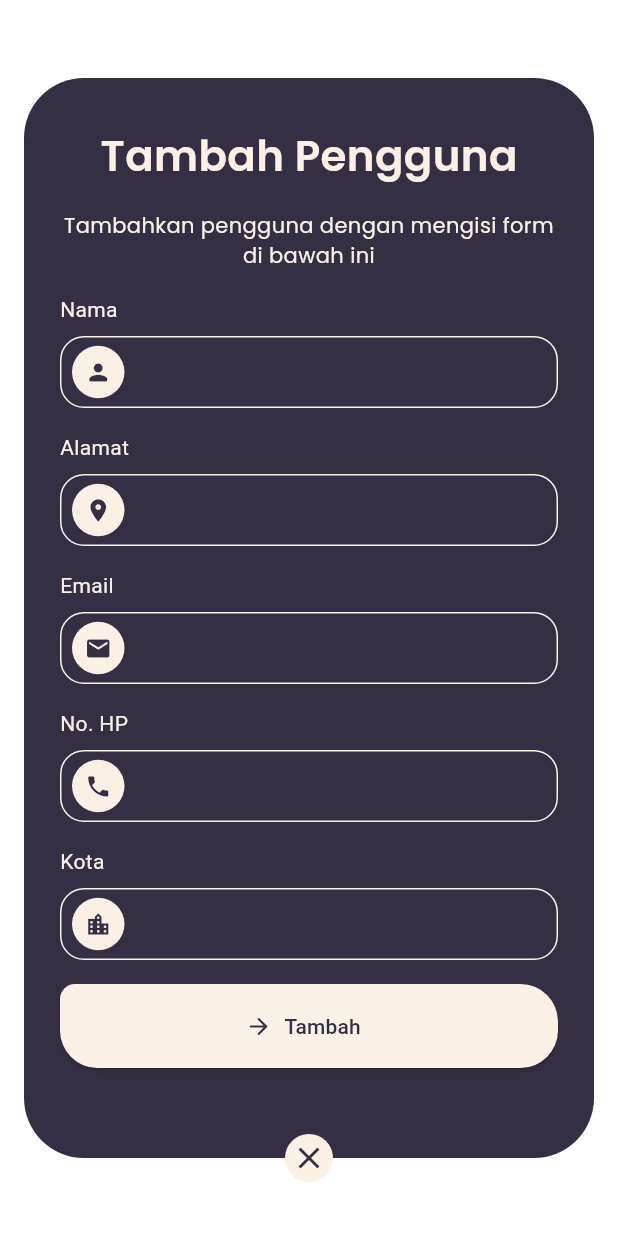
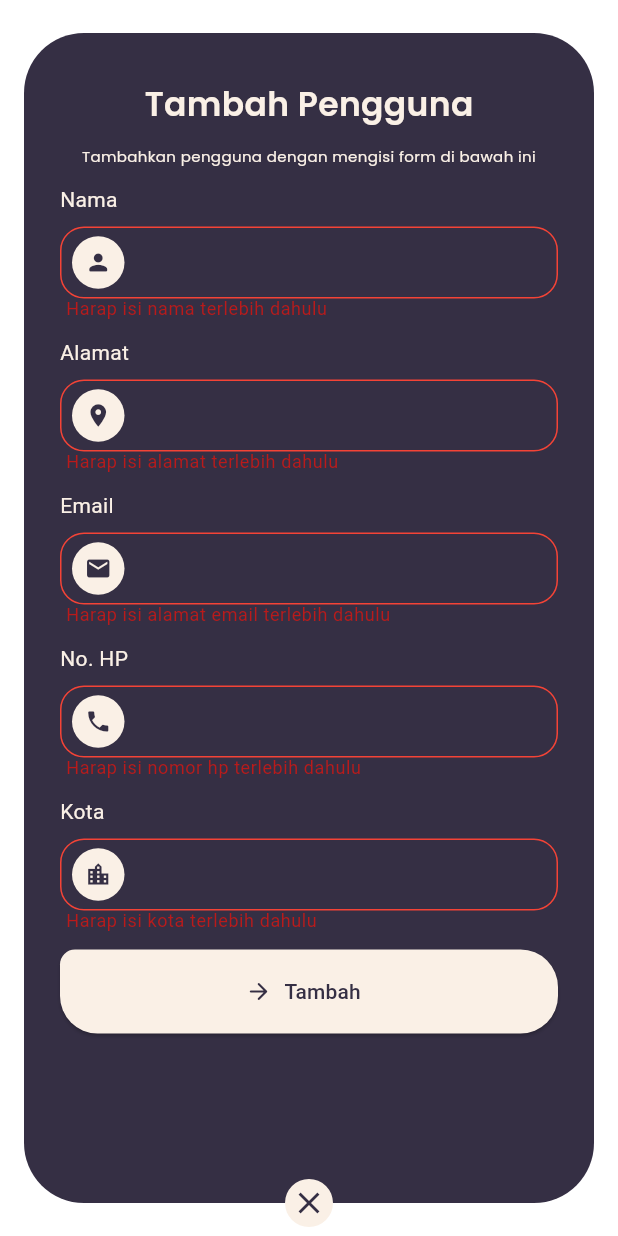
Before and after one commit to andiilhamsyahidris/users_app, a Flutter app: the AddUserModal screen opened directly, after a tap on "Tambah", on a phone screen of 412 x 824 dp. Run offline on Flutter 3.47's test engine with Material 2 defaults, Android fonts, the phone set to English and light mode, and no system bars; our stand-ins replace bloc, cached_network_image, dartz, equatable, expandable, flutter_bloc and 5 more; network calls fail.

Commit message:
feat: implement create user data to list

```diff
--- /dev/null
+++ b/lib/core/utils/route_observer.dart
@@ -0,0 +1,3 @@
+import 'package:flutter/material.dart';
+
+final RouteObserver<ModalRoute> routeObserver = RouteObserver<ModalRoute>();
--- a/lib/src/presentation/features/menu/search_screen.dart
+++ b/lib/src/presentation/features/menu/search_screen.dart
@@ -5,7 +5,7 @@ import 'package:user_app/core/constant/asset_path.dart';
 import 'package:user_app/core/constant/color_const.dart';
 import 'package:user_app/core/utils/custom_information.dart';
 import 'package:user_app/src/domain/entities/users_entity.dart';
-import 'package:user_app/src/presentation/states/bloc/users_bloc.dart';
+import 'package:user_app/src/presentation/states/users_bloc/users_bloc.dart';
 import 'package:user_app/src/presentation/widgets/app_bar.dart';
 import 'package:user_app/src/presentation/widgets/user_card.dart';
 
--- /dev/null
+++ b/lib/src/presentation/states/add_user_bloc/add_user_bloc.dart
@@ -0,0 +1,28 @@
+import 'package:bloc/bloc.dart';
+import 'package:equatable/equatable.dart';
+import 'package:user_app/src/domain/usecases/add_user.dart';
+
+part 'add_user_event.dart';
+part 'add_user_state.dart';
+
+class AddUserBloc extends Bloc<AddUserEvent, AddUserState> {
+  final InsertUser addUser;
+
+  AddUserBloc({required this.addUser}) : super((AddUserEmpty())) {
+    on<AddUser>((event, emit) async {
+      final name = event.name;
+      final address = event.address;
+      final email = event.email;
+      final phoneNumber = event.phoneNumber;
+      final city = event.city;
+
+      final result =
+          await addUser.execute(name, address, email, phoneNumber, city);
+      result.fold((failure) {
+        emit(InsertUserFailed(failure.message));
+      }, (data) {
+        emit(InsertUserSuccess(data));
+      });
+    });
+  }
+}
--- /dev/null
+++ b/lib/src/presentation/states/add_user_bloc/add_user_event.dart
@@ -0,0 +1,21 @@
+part of 'add_user_bloc.dart';
+
+abstract class AddUserEvent {
+  const AddUserEvent();
+}
+
+class AddUser extends AddUserEvent {
+  final String? name;
+  final String? address;
+  final String? email;
+  final String? phoneNumber;
+  final String? city;
+
+  const AddUser(
+    this.address,
+    this.name,
+    this.email,
+    this.phoneNumber,
+    this.city,
+  );
+}
--- /dev/null
+++ b/lib/src/presentation/states/add_user_bloc/add_user_state.dart
@@ -0,0 +1,28 @@
+part of 'add_user_bloc.dart';
+
+sealed class AddUserState extends Equatable {
+  const AddUserState();
+
+  @override
+  List<Object> get props => [];
+}
+
+class AddUserEmpty extends AddUserState {}
+
+class InsertUserSuccess extends AddUserState {
+  final String successMessage;
+
+  const InsertUserSuccess(this.successMessage);
+
+  @override
+  List<Object> get props => [successMessage];
+}
+
+class InsertUserFailed extends AddUserState {
+  final String failureMessage;
+
+  const InsertUserFailed(this.failureMessage);
+
+  @override
+  List<Object> get props => [failureMessage];
+}
--- a/lib/src/presentation/states/bloc/users_bloc.dart
+++ b/lib/src/presentation/states/users_bloc/users_bloc.dart
@@ -1,7 +1,6 @@
 import 'package:bloc/bloc.dart';
 import 'package:equatable/equatable.dart';
 import 'package:user_app/src/domain/entities/users_entity.dart';
-import 'package:user_app/src/domain/usecases/add_user.dart';
 import 'package:user_app/src/domain/usecases/get_all_users.dart';
 
 part 'users_event.dart';
@@ -9,10 +8,8 @@ part 'users_state.dart';
 
 class UsersBloc extends Bloc<UsersEvent, UsersState> {
   final GetAllUsers getAllUsers;
-  final InsertUser addUser;
 
-  UsersBloc({required this.getAllUsers, required this.addUser})
-      : super(UsersEmpty()) {
+  UsersBloc({required this.getAllUsers}) : super(UsersEmpty()) {
     on<FetchUsers>(
       (event, emit) async {
         emit(UsersLoading());
@@ -30,17 +27,5 @@ class UsersBloc extends Bloc<UsersEvent, UsersState> {
         );
       },
     );
-    on<AddUser>((event, emit) async {
-      emit(UsersLoading());
-
-      final user = event.usersEntity;
-
-      final result = await addUser.execute(user);
-      result.fold((failure) {
-        emit(InsertUserFailed(failure.message));
-      }, (data) {
-        emit(InsertUserSuccess(data));
-      });
-    });
   }
 }
--- a/lib/src/presentation/states/bloc/users_event.dart
+++ b/lib/src/presentation/states/users_bloc/users_event.dart
@@ -5,9 +5,3 @@ abstract class UsersEvent {
 }
 
 class FetchUsers extends UsersEvent {}
-
-class AddUser extends UsersEvent {
-  final UsersEntity usersEntity;
-
-  const AddUser(this.usersEntity);
-}
--- a/lib/src/presentation/states/bloc/users_state.dart
+++ b/lib/src/presentation/states/users_bloc/users_state.dart
@@ -28,21 +28,3 @@ class UsersHasData extends UsersState {
   @override
   List<Object> get props => [resultUsers];
 }
-
-class InsertUserSuccess extends UsersState {
-  final String successMessage;
-
-  const InsertUserSuccess(this.successMessage);
-
-  @override
-  List<Object> get props => [successMessage];
-}
-
-class InsertUserFailed extends UsersState {
-  final String failureMessage;
-
-  const InsertUserFailed(this.failureMessage);
-
-  @override
-  List<Object> get props => [failureMessage];
-}
--- a/lib/src/presentation/widgets/add_user_modal.dart
+++ b/lib/src/presentation/widgets/add_user_modal.dart
@@ -1,7 +1,9 @@
 import 'package:flutter/material.dart';
+import 'package:flutter_bloc/flutter_bloc.dart';
 import 'package:get/get.dart';
 import 'package:user_app/core/constant/color_const.dart';
 import 'package:user_app/core/constant/text_const.dart';
+import 'package:user_app/src/presentation/states/add_user_bloc/add_user_bloc.dart';
 import 'package:user_app/src/presentation/widgets/blur_background_container.dart';
 
 class AddUserModal extends StatelessWidget {
@@ -16,8 +18,8 @@ class AddUserModal extends StatelessWidget {
             vertical: 32,
             horizontal: 24,
           ),
-          height: 720,
-          margin: const EdgeInsets.symmetric(horizontal: 16),
+          height: MediaQuery.of(context).size.height,
+          margin: const EdgeInsets.symmetric(horizontal: 16, vertical: 22),
           decoration: const BoxDecoration(
             color: Palette.main,
             borderRadius: BorderRadius.all(
@@ -34,15 +36,15 @@ class AddUserModal extends StatelessWidget {
                   children: [
                     Text(
                       'Tambah Pengguna',
-                      style: kTextTheme.headlineLarge?.copyWith(
+                      style: kTextTheme.headlineSmall?.copyWith(
                           fontWeight: FontWeight.w600, color: Palette.skin),
                     ),
                     Padding(
-                      padding: const EdgeInsets.symmetric(vertical: 16),
+                      padding: const EdgeInsets.symmetric(vertical: 12),
                       child: Text(
                         'Tambahkan pengguna dengan mengisi form di bawah ini',
                         textAlign: TextAlign.center,
-                        style: kTextTheme.bodyLarge?.copyWith(
+                        style: kTextTheme.bodySmall?.copyWith(
                           color: Palette.skin,
                         ),
                       ),
@@ -122,9 +124,10 @@ class _AddUserFormState extends State<_AddUserForm> {
                 padding: const EdgeInsets.only(top: 8, bottom: 16),
                 child: TextFormField(
                   controller: _nameController,
+                  style: const TextStyle(color: Palette.skin),
                   validator: (value) {
                     if (value!.isEmpty) {
-                      return "Harap isi nama terlebih dahulu";
+                      return 'Harap isi nama terlebih dahulu';
                     }
                     return null;
                   },
@@ -140,13 +143,13 @@ class _AddUserFormState extends State<_AddUserForm> {
                       ),
                       borderRadius: BorderRadius.circular(16.0),
                     ),
-                    errorStyle: const TextStyle(height: 1),
+                    errorStyle: const TextStyle(height: 0.5),
                     focusedErrorBorder: OutlineInputBorder(
-                      borderSide: const BorderSide(color: Palette.skin),
+                      borderSide: const BorderSide(color: Colors.red),
                       borderRadius: BorderRadius.circular(16.0),
                     ),
                     errorBorder: OutlineInputBorder(
-                      borderSide: const BorderSide(color: Palette.skin),
+                      borderSide: const BorderSide(color: Colors.red),
                       borderRadius: BorderRadius.circular(16.0),
                     ),
                     prefixIcon: Padding(
@@ -181,6 +184,7 @@ class _AddUserFormState extends State<_AddUserForm> {
                 padding: const EdgeInsets.only(top: 8, bottom: 16),
                 child: TextFormField(
                   controller: _addressController,
+                  style: const TextStyle(color: Palette.skin),
                   validator: (value) {
                     if (value!.isEmpty) {
                       return "Harap isi alamat terlebih dahulu";
@@ -199,13 +203,13 @@ class _AddUserFormState extends State<_AddUserForm> {
                       ),
                       borderRadius: BorderRadius.circular(16.0),
                     ),
-                    errorStyle: const TextStyle(height: 1),
+                    errorStyle: const TextStyle(height: 0.5),
                     focusedErrorBorder: OutlineInputBorder(
-                      borderSide: const BorderSide(color: Palette.skin),
+                      borderSide: const BorderSide(color: Colors.red),
                       borderRadius: BorderRadius.circular(16.0),
                     ),
                     errorBorder: OutlineInputBorder(
-                      borderSide: const BorderSide(color: Palette.skin),
+                      borderSide: const BorderSide(color: Colors.red),
                       borderRadius: BorderRadius.circular(16.0),
                     ),
                     prefixIcon: Padding(
@@ -241,6 +245,7 @@ class _AddUserFormState extends State<_AddUserForm> {
                 padding: const EdgeInsets.only(top: 8, bottom: 16),
                 child: TextFormField(
                   controller: _emailController,
+                  style: const TextStyle(color: Palette.skin),
                   validator: (value) {
                     if (value!.isEmpty) {
                       return "Harap isi alamat email terlebih dahulu";
@@ -259,13 +264,13 @@ class _AddUserFormState extends State<_AddUserForm> {
                       ),
                       borderRadius: BorderRadius.circular(16.0),
                     ),
-                    errorStyle: const TextStyle(height: 1),
+                    errorStyle: const TextStyle(height: 0.5),
                     focusedErrorBorder: OutlineInputBorder(
-                      borderSide: const BorderSide(color: Palette.skin),
+                      borderSide: const BorderSide(color: Colors.red),
                       borderRadius: BorderRadius.circular(16.0),
                     ),
                     errorBorder: OutlineInputBorder(
-                      borderSide: const BorderSide(color: Palette.skin),
+                      borderSide: const BorderSide(color: Colors.red),
                       borderRadius: BorderRadius.circular(16.0),
                     ),
                     prefixIcon: Padding(
@@ -301,6 +306,7 @@ class _AddUserFormState extends State<_AddUserForm> {
                 padding: const EdgeInsets.only(top: 8, bottom: 16),
                 child: TextFormField(
                   controller: _phoneNumberController,
+                  style: const TextStyle(color: Palette.skin),
                   validator: (value) {
                     if (value!.isEmpty) {
                       return "Harap isi nomor hp terlebih dahulu";
@@ -319,13 +325,13 @@ class _AddUserFormState extends State<_AddUserForm> {
                       ),
                       borderRadius: BorderRadius.circular(16.0),
                     ),
-                    errorStyle: const TextStyle(height: 1),
+                    errorStyle: const TextStyle(height: 0.5),
                     focusedErrorBorder: OutlineInputBorder(
-                      borderSide: const BorderSide(color: Palette.skin),
+                      borderSide: const BorderSide(color: Colors.red),
                       borderRadius: BorderRadius.circular(16.0),
                     ),
                     errorBorder: OutlineInputBorder(
-                      borderSide: const BorderSide(color: Palette.skin),
+                      borderSide: const BorderSide(color: Colors.red),
                       borderRadius: BorderRadius.circular(16.0),
                     ),
                     prefixIcon: Padding(
@@ -361,6 +367,7 @@ class _AddUserFormState extends State<_AddUserForm> {
                 padding: const EdgeInsets.only(top: 8, bottom: 16),
                 child: TextFormField(
                   controller: _cityController,
+                  style: const TextStyle(color: Palette.skin),
                   validator: (value) {
                     if (value!.isEmpty) {
                       return "Harap isi kota terlebih dahulu";
@@ -379,13 +386,13 @@ class _AddUserFormState extends State<_AddUserForm> {
                       ),
                       borderRadius: BorderRadius.circular(16.0),
                     ),
-                    errorStyle: const TextStyle(height: 1),
+                    errorStyle: const TextStyle(height: 0.5),
                     focusedErrorBorder: OutlineInputBorder(
-                      borderSide: const BorderSide(color: Palette.skin),
+                      borderSide: const BorderSide(color: Colors.red),
                       borderRadius: BorderRadius.circular(16.0),
                     ),
                     errorBorder: OutlineInputBorder(
-                      borderSide: const BorderSide(color: Palette.skin),
+                      borderSide: const BorderSide(color: Colors.red),
                       borderRadius: BorderRadius.circular(16.0),
                     ),
                     prefixIcon: Padding(
@@ -412,7 +419,9 @@ class _AddUserFormState extends State<_AddUserForm> {
                 ),
               ),
               ElevatedButton.icon(
-                onPressed: () {},
+                onPressed: () async {
+                  addingUser(context);
+                },
                 style: ElevatedButton.styleFrom(
                   backgroundColor: Palette.skin,
                   minimumSize: const Size(double.infinity, 56),
@@ -441,4 +450,22 @@ class _AddUserFormState extends State<_AddUserForm> {
       ],
     );
   }
+
+  void addingUser(BuildContext context) {
+    FocusScope.of(context).unfocus();
+    if (_formKey.currentState!.validate()) {
+      context.read<AddUserBloc>().add(
+            AddUser(
+                _addressController.text,
+                _nameController.text,
+                _emailController.text,
+                _phoneNumberController.text,
+                _cityController.text),
+          );
+
+      Future.delayed(const Duration(seconds: 1), () {
+        Get.back();
+      });
+    }
+  }
 }
--- a/lib/user_app.dart
+++ b/lib/user_app.dart
@@ -4,9 +4,10 @@ import 'package:flutter_bloc/flutter_bloc.dart';
 import 'package:get/get.dart';
 import 'package:user_app/core/constant/color_const.dart';
 import 'package:user_app/src/presentation/features/initial/splash_screen.dart';
-import 'package:user_app/src/presentation/states/bloc/users_bloc.dart';
+import 'package:user_app/src/presentation/states/add_user_bloc/add_user_bloc.dart';
 
 import 'injection.dart' as di;
+import 'src/presentation/states/users_bloc/users_bloc.dart';
 
 class UserApp extends StatelessWidget {
   const UserApp({super.key});
@@ -23,6 +24,9 @@ class UserApp extends StatelessWidget {
         BlocProvider(
           create: (_) => di.locator<UsersBloc>(),
         ),
+        BlocProvider(
+          create: (_) => di.locator<AddUserBloc>(),
+        ),
       ],
       child: GetMaterialApp(
         title: 'Users',
--- a/pubspec.yaml
+++ b/pubspec.yaml
@@ -24,8 +24,8 @@ dependencies:
   dartz: ^0.10.1
   flutter_bloc: ^8.1.3
   get_it: ^7.6.0
-  shared_preferences: ^2.2.0
   flutter_svg: ^2.0.7
+  flutter_spinkit: ^5.2.0
 
 dev_dependencies:
   flutter_test:
```
Also changed, not shown: lib/injection.dart (+4 -3 lines), lib/src/data/datasources/users_datasource.dart (+19 -7 lines), lib/src/data/repositories/users_repository_impl.dart (+14 -4 lines), lib/src/domain/repositories/users_repository.dart (+7 -1 lines), lib/src/domain/usecases/add_user.dart (+14 -3 lines), lib/src/presentation/features/home/home_screen.dart (+23 -3 lines), lib/src/presentation/widgets/loading_screen.dart (added, +27 -0 lines), pubspec.lock, 1 other file.
